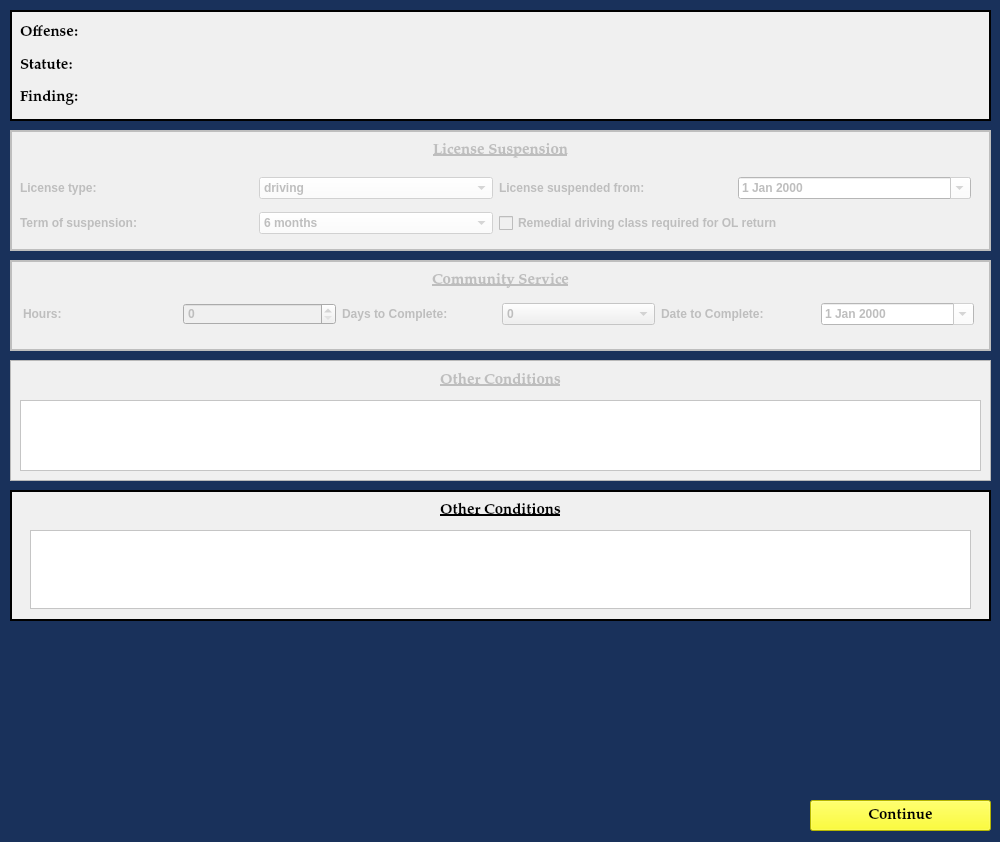
HunterProgram22/MuniEntry, file resources/ui/AddConditionsDialog.ui: the form before one commit.
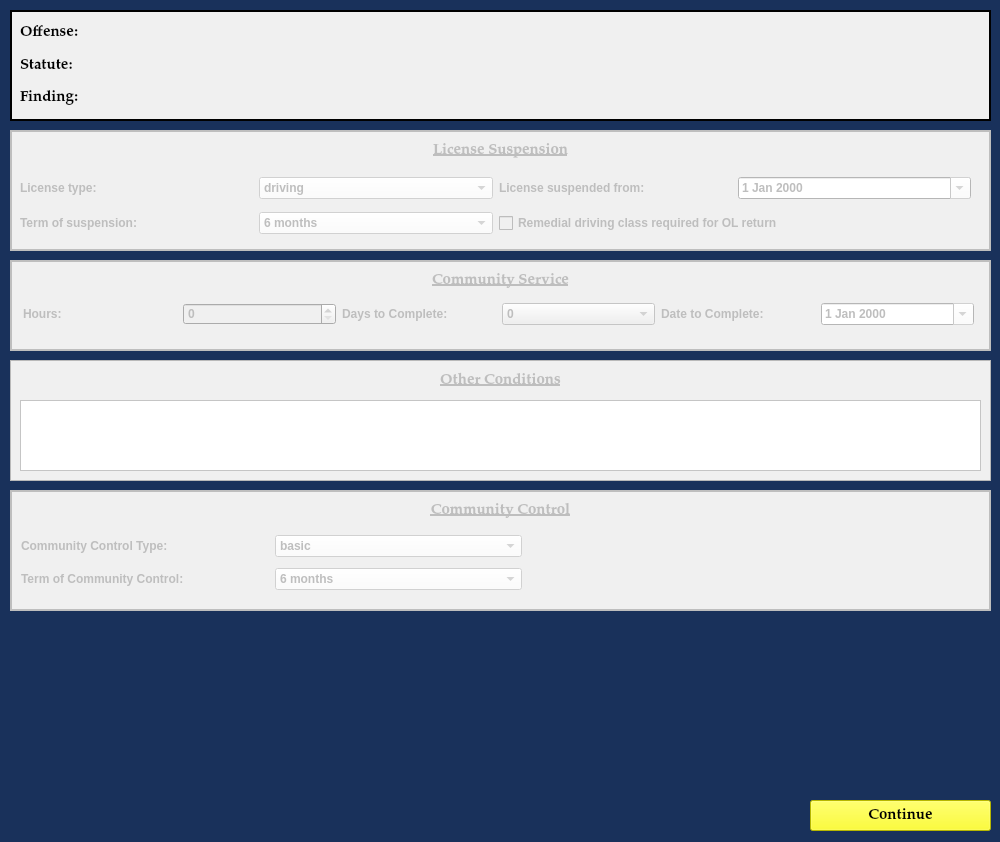
The form after the commit.

Commit message: Add other conditions functionality.

Diff of the .ui file:
```diff
--- a/resources/ui/AddConditionsDialog.ui
+++ b/resources/ui/AddConditionsDialog.ui
@@ -658,28 +658,6 @@
      <set>Qt::AlignCenter</set>
     </property>
    </widget>
-   <widget class="QPushButton" name="createEntryButton_3">
-    <property name="enabled">
-     <bool>false</bool>
-    </property>
-    <property name="geometry">
-     <rect>
-      <x>790</x>
-      <y>80</y>
-      <width>181</width>
-      <height>31</height>
-     </rect>
-    </property>
-    <property name="styleSheet">
-     <string notr="true">background-color: rgb(160, 160, 160);</string>
-    </property>
-    <property name="text">
-     <string>Add CC Terms</string>
-    </property>
-    <property name="autoDefault">
-     <bool>false</bool>
-    </property>
-   </widget>
    <widget class="QWidget" name="layoutWidget">
     <property name="geometry">
      <rect>
@@ -756,76 +734,6 @@
     </layout>
    </widget>
   </widget>
-  <widget class="QFrame" name="other_conditions_frame">
-   <property name="enabled">
-    <bool>true</bool>
-   </property>
-   <property name="geometry">
-    <rect>
-     <x>10</x>
-     <y>490</y>
-     <width>981</width>
-     <height>131</height>
-    </rect>
-   </property>
-   <property name="styleSheet">
-    <string notr="true">background-color: rgb(240, 240, 240);</string>
-   </property>
-   <property name="frameShape">
-    <enum>QFrame::Box</enum>
-   </property>
-   <property name="frameShadow">
-    <enum>QFrame::Plain</enum>
-   </property>
-   <property name="lineWidth">
-    <number>2</number>
-   </property>
-   <widget class="QLabel" name="label_28">
-    <property name="enabled">
-     <bool>true</bool>
-    </property>
-    <property name="geometry">
-     <rect>
-      <x>10</x>
-      <y>10</y>
-      <width>961</width>
-      <height>21</height>
-     </rect>
-    </property>
-    <property name="font">
-     <font>
-      <family>Palatino Linotype</family>
-      <pointsize>11</pointsize>
-      <weight>75</weight>
-      <italic>false</italic>
-      <bold>true</bold>
-      <underline>true</underline>
-     </font>
-    </property>
-    <property name="text">
-     <string>Other Conditions</string>
-    </property>
-    <property name="alignment">
-     <set>Qt::AlignCenter</set>
-    </property>
-   </widget>
-   <widget class="QTextEdit" name="other_conditions_textEdit">
-    <property name="enabled">
-     <bool>true</bool>
-    </property>
-    <property name="geometry">
-     <rect>
-      <x>20</x>
-      <y>40</y>
-      <width>941</width>
-      <height>79</height>
-     </rect>
-    </property>
-    <property name="styleSheet">
-     <string notr="true">background-color: rgb(255, 255, 255);</string>
-    </property>
-   </widget>
-  </widget>
  </widget>
  <tabstops>
   <tabstop>continue_Button</tabstop>
```
The commit also changes 9 other files.
